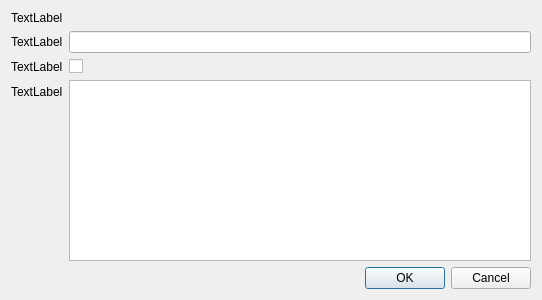
Frodo45127/rpfm, file rpfm_ui/ui_templates/new_schema_patch_dialog.ui: the form before one commit.
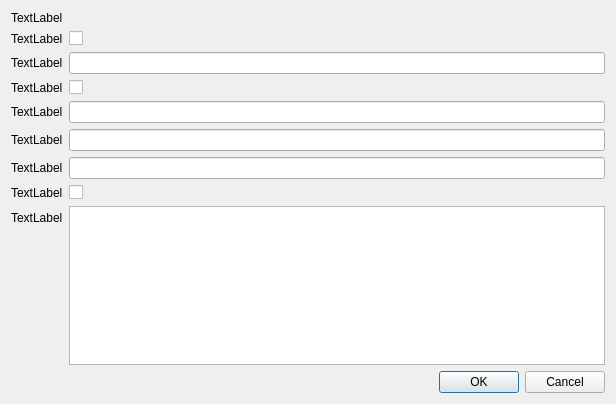
The form after the commit.

Commit message:
Implemented support for saving schema patches locally.
This also contains a fix for the default value not working on colour columns bug.

Diff of the .ui file:
```diff
--- a/rpfm_ui/ui_templates/new_schema_patch_dialog.ui
+++ b/rpfm_ui/ui_templates/new_schema_patch_dialog.ui
@@ -6,8 +6,8 @@
    <rect>
     <x>0</x>
     <y>0</y>
-    <width>542</width>
-    <height>300</height>
+    <width>616</width>
+    <height>404</height>
    </rect>
   </property>
   <property name="windowTitle">
@@ -21,41 +21,41 @@
      </property>
     </widget>
    </item>
-   <item row="1" column="0">
+   <item row="3" column="0">
     <widget class="QLabel" name="default_value_label">
      <property name="text">
       <string>TextLabel</string>
      </property>
     </widget>
    </item>
-   <item row="1" column="1">
+   <item row="3" column="1">
     <widget class="QLineEdit" name="default_value_line_edit"/>
    </item>
-   <item row="2" column="0">
+   <item row="8" column="0">
     <widget class="QLabel" name="not_empty_label">
      <property name="text">
       <string>TextLabel</string>
      </property>
     </widget>
    </item>
-   <item row="2" column="1">
-    <widget class="QCheckBox" name="not_empty_checkbox">
-     <property name="text">
-      <string/>
-     </property>
-    </widget>
-   </item>
-   <item row="3" column="0">
-    <widget class="QLabel" name="explanation_label">
-     <property name="text">
-      <string>TextLabel</string>
-     </property>
-    </widget>
-   </item>
-   <item row="3" column="1">
-    <widget class="QTextEdit" name="explanation_text_edit"/>
-   </item>
    <item row="8" column="1">
+    <widget class="QCheckBox" name="not_empty_checkbox">
+     <property name="text">
+      <string/>
+     </property>
+    </widget>
+   </item>
+   <item row="9" column="0">
+    <widget class="QLabel" name="description_label">
+     <property name="text">
+      <string>TextLabel</string>
+     </property>
+    </widget>
+   </item>
+   <item row="9" column="1">
+    <widget class="QTextEdit" name="description_text_edit"/>
+   </item>
+   <item row="14" column="1">
     <widget class="QDialogButtonBox" name="button_box">
      <property name="layoutDirection">
       <enum>Qt::LeftToRight</enum>
@@ -71,6 +71,64 @@
      </property>
     </widget>
    </item>
+   <item row="2" column="1">
+    <widget class="QCheckBox" name="is_key_checkbox">
+     <property name="text">
+      <string/>
+     </property>
+    </widget>
+   </item>
+   <item row="2" column="0">
+    <widget class="QLabel" name="is_key_label">
+     <property name="text">
+      <string>TextLabel</string>
+     </property>
+    </widget>
+   </item>
+   <item row="4" column="0">
+    <widget class="QLabel" name="is_filename_label">
+     <property name="text">
+      <string>TextLabel</string>
+     </property>
+    </widget>
+   </item>
+   <item row="5" column="0">
+    <widget class="QLabel" name="filename_relative_path_label">
+     <property name="text">
+      <string>TextLabel</string>
+     </property>
+    </widget>
+   </item>
+   <item row="6" column="0">
+    <widget class="QLabel" name="is_reference_label">
+     <property name="text">
+      <string>TextLabel</string>
+     </property>
+    </widget>
+   </item>
+   <item row="7" column="0">
+    <widget class="QLabel" name="lookup_label">
+     <property name="text">
+      <string>TextLabel</string>
+     </property>
+    </widget>
+   </item>
+   <item row="4" column="1">
+    <widget class="QCheckBox" name="is_filename_checkbox">
+     <property name="text">
+      <string/>
+     </property>
+    </widget>
+   </item>
+   <item row="7" column="1">
+    <widget class="QLineEdit" name="lookup_line_edit"/>
+   </item>
+   <item row="6" column="1">
+    <widget class="QLineEdit" name="is_reference_line_edit"/>
+   </item>
+   <item row="5" column="1">
+    <widget class="QLineEdit" name="filename_relative_path_line_edit"/>
+   </item>
   </layout>
  </widget>
  <resources/>
```
Left out of the diff: 2 changed lines with no effect on the pictures. The commit also changes 17 other files.
